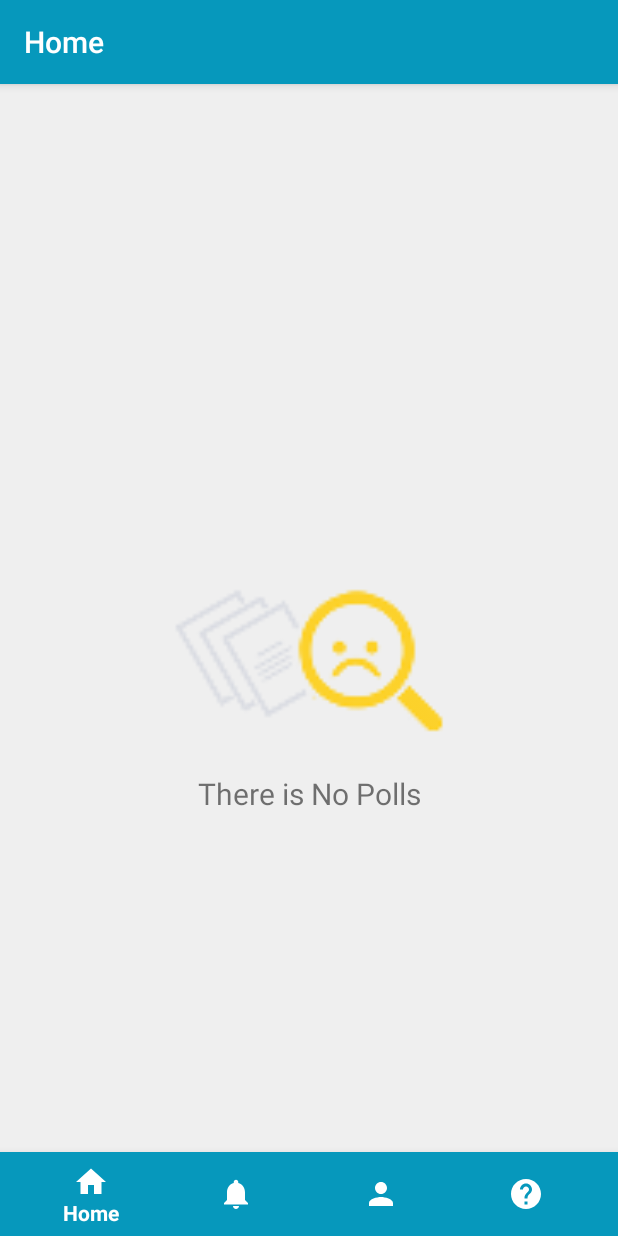
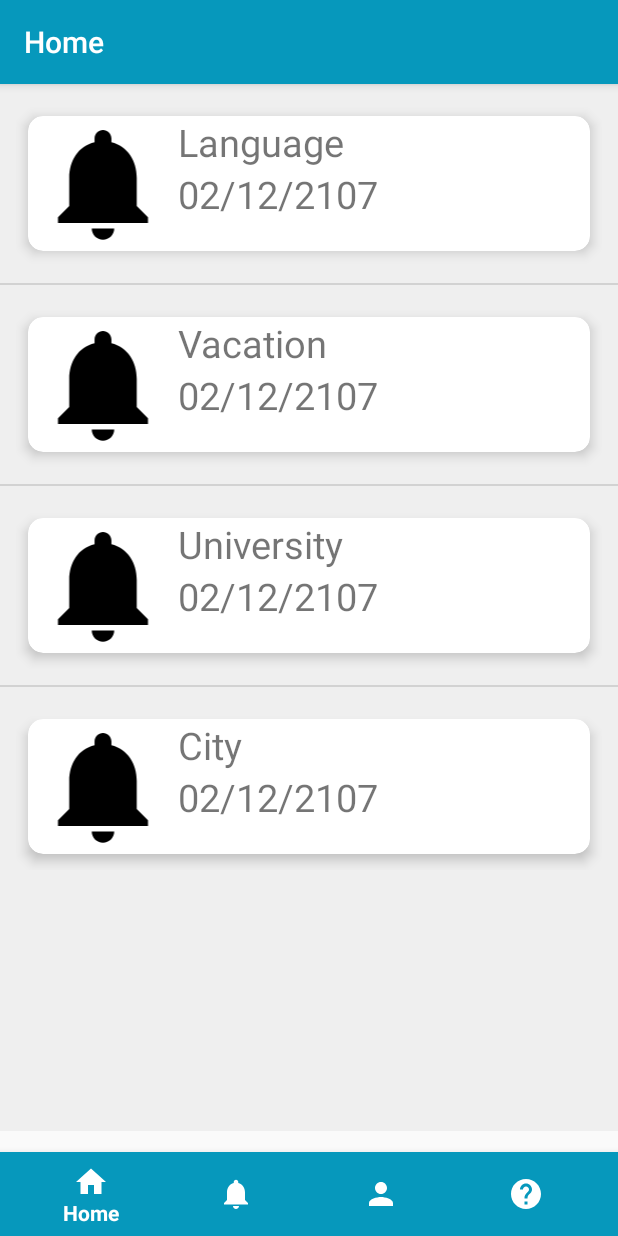
Before and after one commit to YousraMahid/VotingSystemV1, an Android app: the HomeFragment screen opened directly, with no data from a screen before it, on a phone screen of 412 x 824 dp. Run offline under Robolectric (Android 15) with nearby library versions, the phone set to English and light mode, and no system bars.

Commit message:
Add Poll activity and adpter and model

```diff
--- a/app/build.gradle
+++ b/app/build.gradle
@@ -9,6 +9,7 @@ android {
         versionCode 1
         versionName "1.0"
         testInstrumentationRunner "android.support.test.runner.AndroidJUnitRunner"
+        vectorDrawables.useSupportLibrary = true
     }
     buildTypes {
         release {
@@ -26,6 +27,8 @@ dependencies {
     implementation 'com.android.support:design:26.1.0'
     implementation 'com.weiwangcn.betterspinner:library-material:1.1.0'
     implementation 'com.android.support:support-v4:26.1.0'
+    implementation 'com.android.support:support-vector-drawable:26.1.0'
+    implementation 'com.android.support:cardview-v7:26.1.0'
     compile 'com.github.siyamed:android-shape-imageview:0.9.+@aar'
     testImplementation 'junit:junit:4.12'
     androidTestImplementation 'com.android.support.test:runner:1.0.1'
--- /dev/null
+++ b/app/src/main/java/com/example/hp/votingsystemv1/Adapters/PollAdapter.java
@@ -0,0 +1,50 @@
+package com.example.hp.votingsystemv1.Adapters;
+
+import android.content.Context;
+import android.support.annotation.NonNull;
+import android.support.annotation.Nullable;
+import android.view.LayoutInflater;
+import android.view.View;
+import android.view.ViewGroup;
+import android.widget.ArrayAdapter;
+import android.widget.TextView;
+
+import com.example.hp.votingsystemv1.Models.PollList;
+import com.example.hp.votingsystemv1.R;
+
+import java.util.ArrayList;
+
+/**
+ * Created by hp on 12/26/2017.
+ */
+
+public class PollAdapter extends ArrayAdapter<PollList> {
+    private Context context;
+    private int resource;
+    private ArrayList<PollList> objects;
+
+
+    public PollAdapter(Context context, int resource, ArrayList<PollList> objects) {
+        super(context, resource, objects);
+        this.context = context;
+        this.resource = resource;
+        this.objects = objects;
+    }
+
+
+    @NonNull
+    @Override
+    public View getView(int position, @Nullable View convertView, @NonNull ViewGroup parent) {
+
+        if (convertView == null) {
+            LayoutInflater inflater = LayoutInflater.from(context);
+            convertView = inflater.inflate(resource, null);
+        }
+        TextView title = convertView.findViewById(R.id.title);
+        TextView date = convertView.findViewById(R.id.date);
+        PollList resultOfArticle = objects.get(position);
+        title.setText(resultOfArticle.getTitle());
+        date.setText(resultOfArticle.getDate());
+        return convertView;
+    }
+}
--- a/app/src/main/java/com/example/hp/votingsystemv1/Fragments/HomeFragment.java
+++ b/app/src/main/java/com/example/hp/votingsystemv1/Fragments/HomeFragment.java
@@ -1,13 +1,22 @@
 package com.example.hp.votingsystemv1.Fragments;
 
 
+import android.content.Intent;
 import android.os.Bundle;
 import android.support.v4.app.Fragment;
 import android.view.LayoutInflater;
 import android.view.View;
 import android.view.ViewGroup;
+import android.widget.AdapterView;
+import android.widget.ListView;
 
+import com.example.hp.votingsystemv1.Activities.PollQuestion;
+import com.example.hp.votingsystemv1.Adapters.PollAdapter;
+import com.example.hp.votingsystemv1.Models.PollList;
 import com.example.hp.votingsystemv1.R;
+
+import java.util.ArrayList;
+import java.util.List;
 
 
 /**
@@ -15,6 +24,7 @@ import com.example.hp.votingsystemv1.R;
  */
 public class HomeFragment extends Fragment {
 
+    ListView listView;
 
     public HomeFragment() {
         // Required empty public constructor
@@ -24,8 +34,28 @@ public class HomeFragment extends Fragment {
     @Override
     public View onCreateView(LayoutInflater inflater, ViewGroup container,
                              Bundle savedInstanceState) {
-        // Inflate the layout for this fragment
-        return inflater.inflate(R.layout.fragment_home, container, false);
+
+        View view = inflater.inflate(R.layout.fragment_home, container, false);
+        ListView listView = view.findViewById(R.id.list_item);
+        ArrayList<PollList> arrayList = new ArrayList();
+        arrayList.add(new PollList("Language ", "02/12/2107"));
+        arrayList.add(new PollList("Vacation ", "02/12/2107"));
+        arrayList.add(new PollList("University ", "02/12/2107"));
+        arrayList.add(new PollList("City ", "02/12/2107"));
+        PollAdapter pollAdapter = new PollAdapter(getContext(), R.layout.item_design, arrayList);
+        listView.setAdapter(pollAdapter);
+
+        listView.setOnItemClickListener(new AdapterView.OnItemClickListener() {
+            @Override
+            public void onItemClick(AdapterView<?> adapterView, View view, int i, long id) {
+                Intent intent = new Intent(getActivity(), PollQuestion.class);
+                startActivity(intent);
+
+            }
+        });
+
+
+        return view;
     }
 
 }
--- /dev/null
+++ b/app/src/main/java/com/example/hp/votingsystemv1/Models/PollList.java
@@ -0,0 +1,23 @@
+package com.example.hp.votingsystemv1.Models;
+
+/**
+ * Created by hp on 12/26/2017.
+ */
+
+public class PollList {
+    private String title;
+    private String date;
+
+    public PollList(String title, String date) {
+        this.title = title;
+        this.date = date;
+    }
+
+    public String getTitle() {
+        return title;
+    }
+
+    public String getDate() {
+        return date;
+    }
+}
--- a/app/src/main/res/layout/fragment_home.xml
+++ b/app/src/main/res/layout/fragment_home.xml
@@ -3,27 +3,13 @@
     android:layout_width="match_parent"
     android:layout_height="match_parent"
     android:background="@color/colorGrey"
-    xmlns:app="http://schemas.android.com/apk/res-auto"
+    android:layout_marginBottom="70dp"
     tools:context="com.example.hp.votingsystemv1.Fragments.HomeFragment">
 
-
-        <ImageView
-            android:id="@+id/image"
-            android:layout_width="200dp"
-            android:layout_height="150dp"
-            app:layout_constraintTop_toTopOf="parent"
-            app:layout_constraintBottom_toBottomOf="parent"
-            app:layout_constraintRight_toRightOf="parent"
-            app:layout_constraintLeft_toLeftOf="parent"
-            android:src="@drawable/noresult"/>
-    <TextView
-        android:layout_width="wrap_content"
-        android:layout_height="wrap_content"
-        android:text="There is No Polls"
-        android:textSize="20sp"
-        app:layout_constraintTop_toBottomOf="@id/image"
-        app:layout_constraintRight_toRightOf="@id/image"
-        app:layout_constraintLeft_toLeftOf="@id/image"/>
+    <ListView
+        android:id="@+id/list_item"
+        android:layout_width="match_parent"
+        android:layout_height="wrap_content" />
 
 
 </android.support.constraint.ConstraintLayout>
--- /dev/null
+++ b/app/src/main/res/layout/item_design.xml
@@ -0,0 +1,58 @@
+<?xml version="1.0" encoding="utf-8"?>
+<ScrollView xmlns:android="http://schemas.android.com/apk/res/android"
+    xmlns:app="http://schemas.android.com/apk/res-auto"
+    android:layout_width="match_parent"
+    android:layout_height="match_parent">
+
+    <LinearLayout
+        android:layout_width="match_parent"
+        android:layout_height="match_parent"
+        android:layout_margin="5dp"
+        android:orientation="horizontal"
+        android:padding="5dp">
+
+        <android.support.v7.widget.CardView xmlns:card_view="http://schemas.android.com/apk/res-auto"
+            android:id="@+id/card_view"
+            android:layout_width="match_parent"
+            android:layout_height="wrap_content"
+            card_view:cardBackgroundColor="@color/white_70"
+            card_view:cardCornerRadius="10dp"
+            card_view:cardElevation="5dp"
+            card_view:cardUseCompatPadding="true">
+
+
+            <LinearLayout
+                android:layout_width="match_parent"
+                android:layout_height="wrap_content"
+                android:orientation="horizontal">
+
+                <ImageView
+                    android:id="@+id/img_news"
+                    android:layout_width="100dp"
+                    android:layout_height="90dp"
+                    app:srcCompat="@drawable/ic_notifications_black_24dp" />
+
+                <LinearLayout
+                    android:layout_width="match_parent"
+                    android:layout_height="wrap_content"
+                    android:orientation="vertical">
+
+
+                    <TextView
+                        android:id="@+id/title"
+                        android:layout_width="wrap_content"
+                        android:layout_height="wrap_content"
+                        android:text="Title"
+                        android:textSize="25sp" />
+
+                    <TextView
+                        android:id="@+id/date"
+                        android:layout_width="wrap_content"
+                        android:layout_height="wrap_content"
+                        android:text="Title"
+                        android:textSize="25sp" />
+                </LinearLayout>
+            </LinearLayout>
+        </android.support.v7.widget.CardView>
+    </LinearLayout>
+</ScrollView>
```
Also changed, not shown: app/src/main/AndroidManifest.xml (+6 -11 lines), app/src/main/java/com/example/hp/votingsystemv1/Activities/PollQuestion.java (added, +15 -0 lines), app/src/main/res/drawable/ic_info_black_24dp.xml (added, +9 -0 lines), app/src/main/res/drawable/ic_sync_black_24dp.xml (added, +9 -0 lines), app/src/main/res/layout/activity_poll_question.xml (added, +69 -0 lines), app/src/main/res/values/strings.xml (+73 -0 lines).
